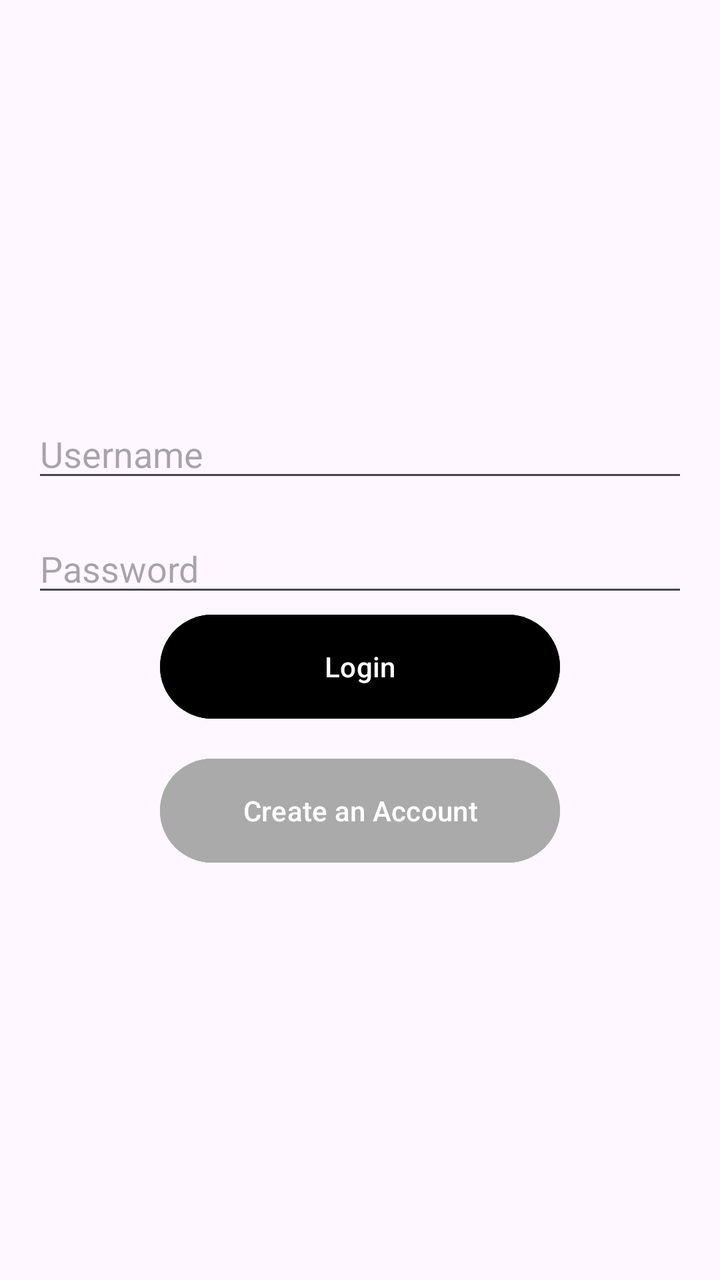
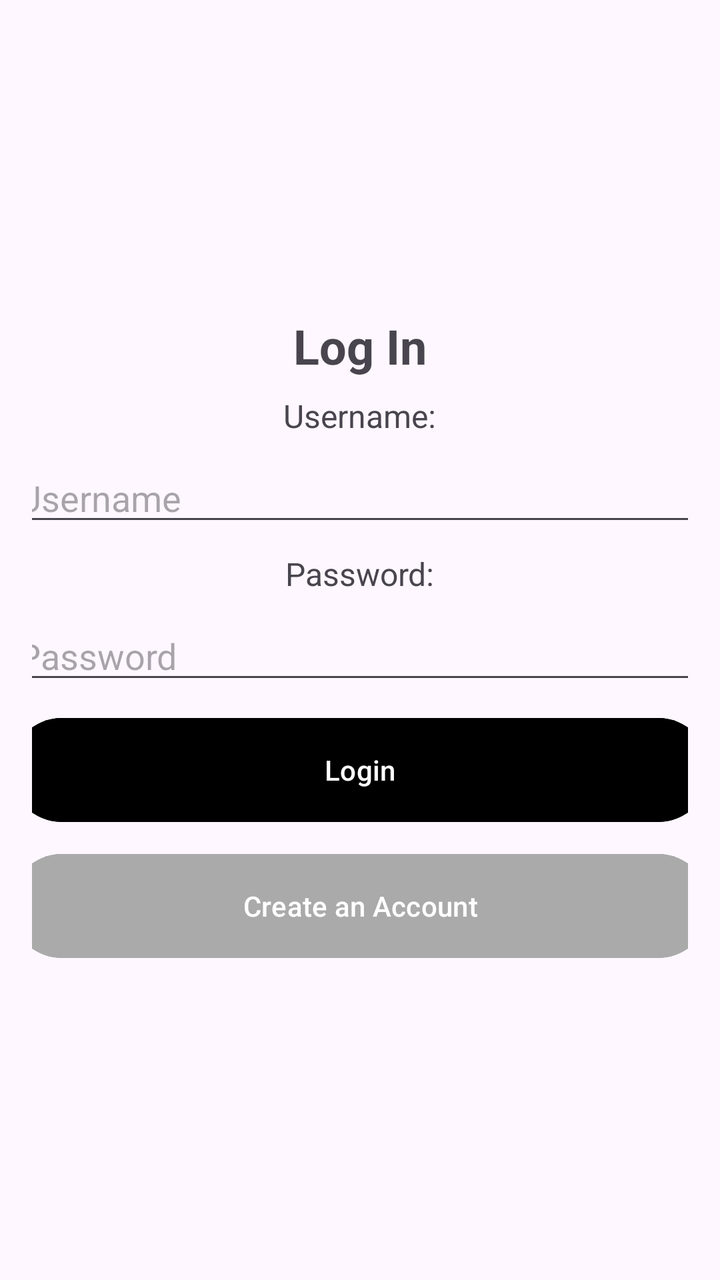

Before-and-after screenshots of an Android layout around one commit, followed by the original layout XML and the change that was made.
<!-- AndroidManifest.xml: application theme Theme.SprintProject -->
<!-- res/layout/login_page.xml -->
<?xml version="1.0" encoding="utf-8"?>
<LinearLayout xmlns:android="http://schemas.android.com/apk/res/android"
    android:layout_width="match_parent"
    android:layout_height="match_parent"
    android:orientation="vertical"
    android:padding="16dp"
    android:gravity="center">

    <EditText
        android:id="@+id/username"
        android:layout_width="match_parent"
        android:layout_height="wrap_content"
        android:hint="Username"
        android:inputType="text"/>

    <EditText
        android:id="@+id/password"
        android:layout_width="match_parent"
        android:layout_height="wrap_content"
        android:hint="Password"
        android:inputType="textPassword"
        android:layout_marginTop="16dp"/>

    <Button
        android:id="@+id/login_button"
        android:layout_width="200dp"
        android:layout_height="60dp"
        android:text="Login"
        android:backgroundTint="@android:color/black"
        android:textColor="@android:color/white"
        android:paddingHorizontal="20dp"
        android:minHeight="48dp"/>

    <Button
        android:id="@+id/btn_createacc"
        android:layout_width="200dp"
        android:layout_height="60dp"
        android:layout_marginTop="12dp"
        android:text="Create an Account"
        android:backgroundTint="@android:color/darker_gray"
        android:textColor="@android:color/white"
        android:paddingHorizontal="20dp"
        android:minHeight="48dp"/>

</LinearLayout>
<!-- resources referenced by this layout -->
<resources>
  <style name="Theme.SprintProject" parent="Base.Theme.SprintProject" />
  <style name="Base.Theme.SprintProject" parent="Theme.Material3.DayNight.NoActionBar">
          
          
      </style>
</resources>

<!-- the commit's change to res/layout/login_page.xml (unified diff, before → after) -->
@@ -6,25 +6,51 @@
     android:padding="16dp"
     android:gravity="center">
 
+    <TextView
+        android:id="@+id/loginlabel"
+        android:layout_width="wrap_content"
+        android:layout_height="wrap_content"
+        android:text="Log In"
+        android:textSize="24sp"
+        android:textStyle="bold" />
+
+    <TextView
+        android:id="@+id/usernameLabel"
+        android:layout_width="wrap_content"
+        android:layout_height="wrap_content"
+        android:text="Username:"
+        android:textSize="16sp"
+        android:layout_marginTop="8dp" />
+
     <EditText
         android:id="@+id/username"
-        android:layout_width="match_parent"
+        android:layout_width="350dp"
         android:layout_height="wrap_content"
         android:hint="Username"
+        android:layout_marginTop="8dp"
         android:inputType="text"/>
+
+    <TextView
+        android:id="@+id/passwordLabel"
+        android:layout_width="wrap_content"
+        android:layout_height="wrap_content"
+        android:text="Password:"
+        android:textSize="16sp"
+        android:layout_marginTop="8dp" />
 
     <EditText
         android:id="@+id/password"
-        android:layout_width="match_parent"
+        android:layout_width="350dp"
         android:layout_height="wrap_content"
         android:hint="Password"
         android:inputType="textPassword"
-        android:layout_marginTop="16dp"/>
+        android:layout_marginTop="8dp"/>
 
     <Button
         android:id="@+id/login_button"
-        android:layout_width="200dp"
+        android:layout_width="350dp"
         android:layout_height="60dp"
+        android:layout_marginTop="8dp"
         android:text="Login"
         android:backgroundTint="@android:color/black"
         android:textColor="@android:color/white"
@@ -33,9 +59,9 @@
 
     <Button
         android:id="@+id/btn_createacc"
-        android:layout_width="200dp"
+        android:layout_width="350dp"
         android:layout_height="60dp"
-        android:layout_marginTop="12dp"
+        android:layout_marginTop="8dp"
         android:text="Create an Account"
         android:backgroundTint="@android:color/darker_gray"
         android:textColor="@android:color/white"
